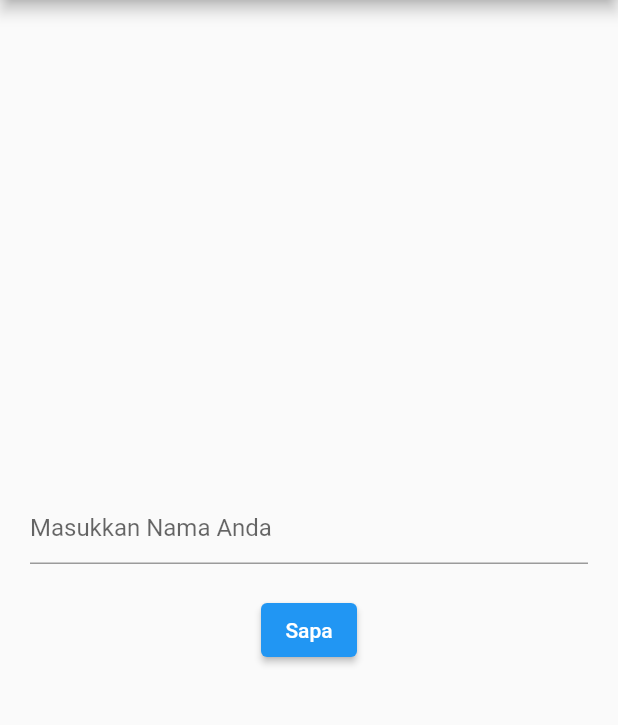
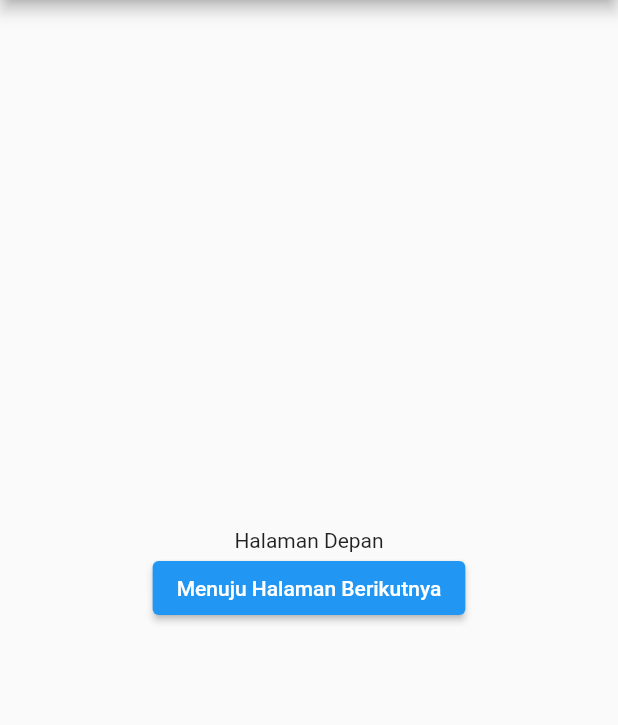
Before and after one commit to kuliahpakdian/flutter_dasar, a Flutter app: the screen it shows after launch, on a phone screen of 412 x 824 dp, the part 84-809 px from its top. Run offline on Flutter 3.47's test engine with Material 2 defaults, Android fonts, the phone set to English and light mode, and no system bars.

Commit message:
Penambahan Navigasi sederhana

```diff
--- a/lib/ui/my_home_page.dart
+++ b/lib/ui/my_home_page.dart
@@ -1,4 +1,5 @@
 import 'package:flutter/material.dart';
+import 'package:flutter_dasar/ui/second_page.dart';
 
 class MyHomePage extends StatefulWidget {
   final String title;
@@ -9,15 +10,6 @@ class MyHomePage extends StatefulWidget {
 }
 
 class _MyHomePageState extends State<MyHomePage> {
-  final namaController = TextEditingController();
-  String nama = '';
-
-  @override
-  void dispose() {
-    namaController.dispose();
-    super.dispose();
-  }
-
   @override
   Widget build(BuildContext context) {
     return Scaffold(
@@ -28,24 +20,19 @@ class _MyHomePageState extends State<MyHomePage> {
         child: Column(
           mainAxisAlignment: MainAxisAlignment.center,
           children: [
-            Padding(
-              padding: const EdgeInsets.all(20.0),
-              child: TextField(
-                controller: namaController,
-                decoration: const InputDecoration(
-                  hintText: 'Masukkan Nama Anda',
-                ),
-              ),
-            ),
+            const Text('Halaman Depan'),
             ElevatedButton(
               onPressed: () {
-                setState(() {
-                  nama = "Halo ${namaController.text}";
-                });
+                Navigator.push(
+                  context,
+                  MaterialPageRoute(
+                    builder: (context) =>
+                        const SecondPage(title: 'Halaman Kedua'),
+                  ),
+                );
               },
-              child: const Text('Sapa'),
+              child: const Text('Menuju Halaman Berikutnya'),
             ),
-            Text(nama),
           ],
         ),
       ),
```
Also changed, not shown: lib/ui/second_page.dart (added, +29 -0 lines).
